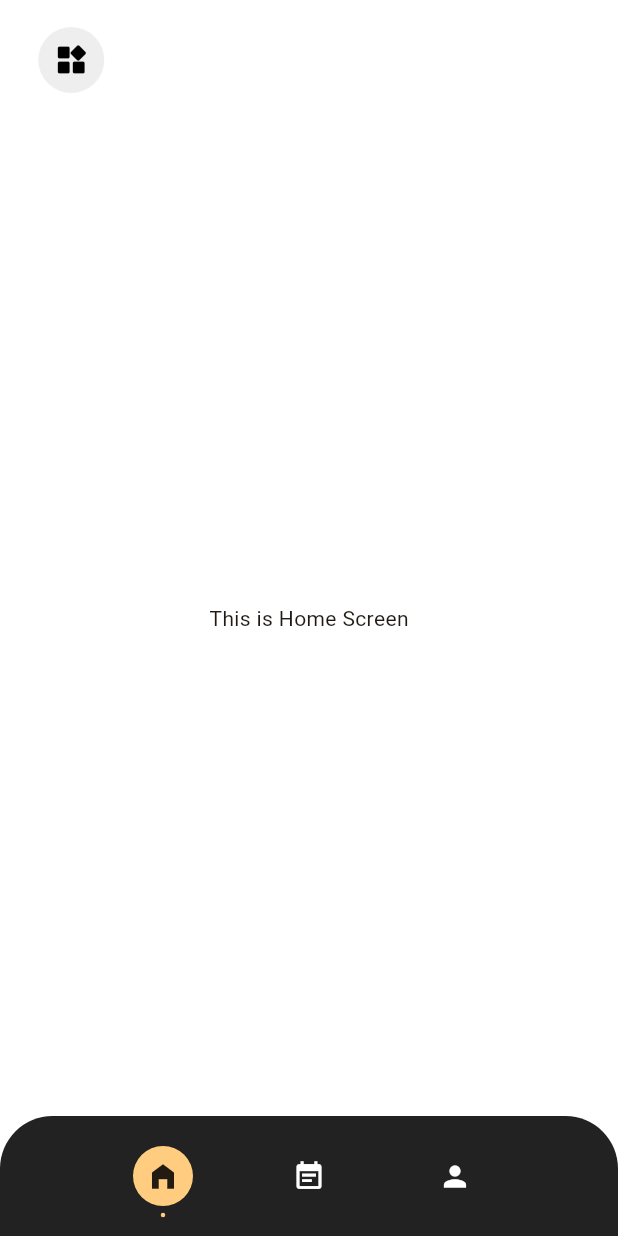
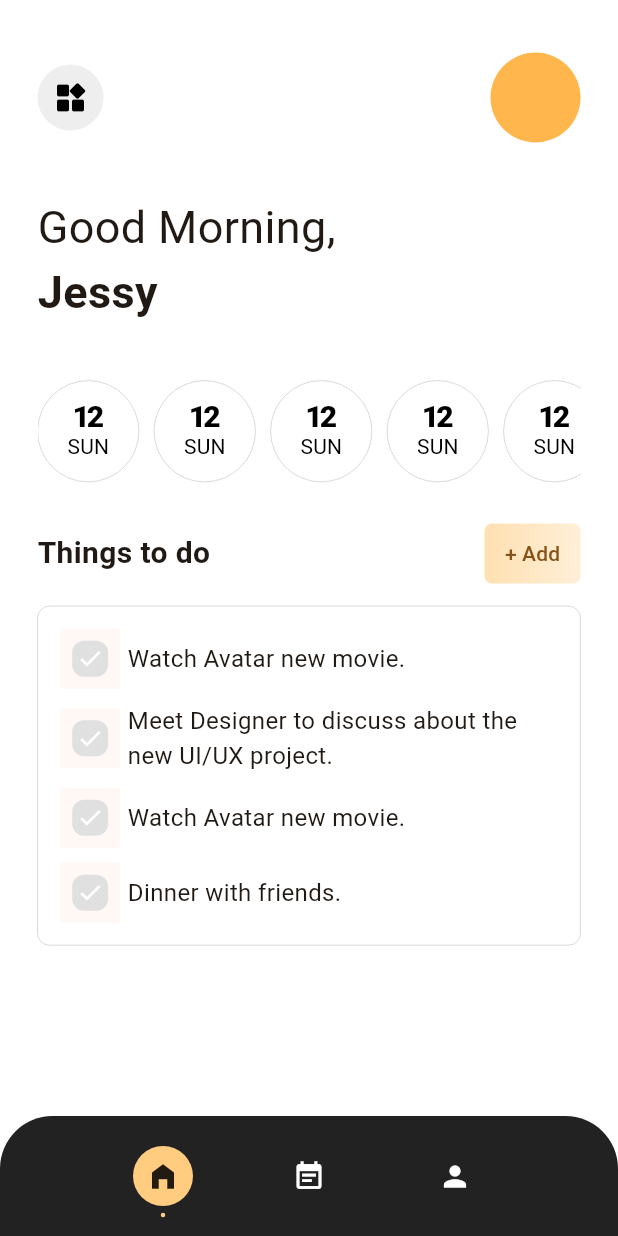
Before and after one commit to Devendrareddy1402/NotesHub, a Flutter app: the screen it shows after launch, on a phone screen of 412 x 824 dp. Run offline on Flutter 3.47's test engine with Material 3 defaults, Android fonts, the phone set to English and light mode, and no system bars; our stand-ins replace flutter_riverpod.

Commit message:
Updated Home Screen

```diff
--- a/lib/screens/home_screen.dart
+++ b/lib/screens/home_screen.dart
@@ -1,4 +1,7 @@
 import 'package:flutter/material.dart';
+import 'package:notes_app_1/widgets/calendar_date_dot.dart';
+import 'package:notes_app_1/widgets/calender_view.dart';
+import 'package:notes_app_1/widgets/todo_view.dart';
 
 class HomeScreen extends StatelessWidget {
   const HomeScreen({super.key});
@@ -7,8 +10,17 @@ class HomeScreen extends StatelessWidget {
   Widget build(BuildContext context) {
     return Container(
       color: Colors.white,
-      alignment: Alignment.center,
-      child: const Text('This is Home Screen'),
+      width: double.infinity,
+      child:
+          const Column(crossAxisAlignment: CrossAxisAlignment.start, children: [
+        Text('Good Morning,',
+            textAlign: TextAlign.start, style: TextStyle(fontSize: 30)),
+        Text('Jessy',
+            textAlign: TextAlign.start,
+            style: TextStyle(fontWeight: FontWeight.bold, fontSize: 30)),
+        CalendarView(),
+        TodoView(),
+      ]),
     );
   }
 }
--- a/lib/widgets/base_temp.dart
+++ b/lib/widgets/base_temp.dart
@@ -2,6 +2,7 @@ import 'package:flutter/material.dart';
 import 'package:flutter/services.dart';
 import 'package:flutter_riverpod/flutter_riverpod.dart';
 import 'package:notes_app_1/providers/providers.dart';
+import 'header.dart';
 import 'navigation_bar.dart';
 import 'package:notes_app_1/screens/home_screen.dart';
 import 'package:notes_app_1/screens/notes_screen.dart';
@@ -16,40 +17,21 @@ class BaseTemplate extends ConsumerWidget {
   Widget build(BuildContext context, WidgetRef ref) {
     final selectedIndex = ref.watch(navIndexProvider);
 
-    return Scaffold(
-        extendBody: true,
-        extendBodyBehindAppBar: true,
-        appBar: AppBar(
-          elevation: 0,
-          toolbarHeight: 80,
-          leadingWidth: 80,
-          systemOverlayStyle: const SystemUiOverlayStyle(
+    return AnnotatedRegion(
+        value: const SystemUiOverlayStyle(
           statusBarColor: Colors.transparent,
           statusBarIconBrightness: Brightness.dark,
           systemNavigationBarColor: Colors.transparent,
           systemNavigationBarIconBrightness: Brightness.light,
           systemNavigationBarDividerColor: Colors.transparent,
         ),
+        child: Scaffold(
+            extendBody: true,
             backgroundColor: Colors.white,
-          leading: Column(
-              mainAxisAlignment: MainAxisAlignment.center,
-              crossAxisAlignment: CrossAxisAlignment.center,
-              children: <Widget>[
-                Container(
-                    padding: const EdgeInsets.only(left: 15),
-                    child: CircleAvatar(
-                        radius: 22,
-                        backgroundColor: Colors.grey[200],
-                        child: IconButton(
-                          icon: const Icon(
-                            Icons.widgets_rounded,
-                            color: Colors.black,
-                          ),
-                          onPressed: () {},
-                        )))
-              ]),
-        ),
-        body: _screens[selectedIndex],
-        bottomNavigationBar: const Navigationline());
+            body: Container(
+                padding: const EdgeInsets.symmetric(horizontal: 25),
+                child: Column(
+                    children: [const Header(), _screens[selectedIndex]])),
+            bottomNavigationBar: const Navigationline()));
   }
 }
--- /dev/null
+++ b/lib/widgets/calendar_date_dot.dart
@@ -0,0 +1,39 @@
+import 'package:flutter/material.dart';
+
+class CalendarDateDot extends StatelessWidget {
+  const CalendarDateDot({super.key});
+
+  @override
+  Widget build(BuildContext context) {
+    return Padding(
+        padding: const EdgeInsets.only(right: 10),
+        child: OutlinedButton(
+            onPressed: () {},
+            style: OutlinedButton.styleFrom(
+                padding: const EdgeInsets.all(20),
+                backgroundColor: Colors.white,
+                side: const BorderSide(width: 0.1),
+                shape: const CircleBorder()),
+            child: const Column(
+                mainAxisAlignment: MainAxisAlignment.center,
+                children: [
+                  Text(
+                    '12',
+                    style: TextStyle(
+                        fontSize: 20,
+                        fontWeight: FontWeight.w800,
+                        color: Colors.black,
+                        height: 1,
+                        letterSpacing: -2),
+                    textAlign: TextAlign.start,
+                  ),
+                  Text(
+                    'SUN',
+                    style: TextStyle(
+                        color: Colors.black,
+                        fontSize: 14,
+                        fontWeight: FontWeight.w400),
+                  )
+                ])));
+  }
+}
--- /dev/null
+++ b/lib/widgets/calender_view.dart
@@ -0,0 +1,20 @@
+import 'package:flutter/material.dart';
+
+import 'calendar_date_dot.dart';
+
+class CalendarView extends StatelessWidget {
+  const CalendarView({super.key});
+
+  @override
+  Widget build(BuildContext context) {
+    return Container(
+        height: 118,
+        padding: const EdgeInsets.only(top: 25),
+        child: ListView.builder(
+          shrinkWrap: true,
+          scrollDirection: Axis.horizontal,
+          itemCount: 10,
+          itemBuilder: (context, index) => const CalendarDateDot(),
+        ));
+  }
+}
--- /dev/null
+++ b/lib/widgets/header.dart
@@ -0,0 +1,26 @@
+import "package:flutter/material.dart";
+
+class Header extends StatelessWidget {
+  const Header({super.key});
+
+  @override
+  Widget build(BuildContext context) {
+    return Container(
+        padding: const EdgeInsets.symmetric(vertical: 35),
+        child: Row(
+            mainAxisAlignment: MainAxisAlignment.spaceBetween,
+            children: <Widget>[
+              CircleAvatar(
+                  radius: 22,
+                  backgroundColor: Colors.grey[200],
+                  child: IconButton(
+                    icon: const Icon(
+                      Icons.widgets_rounded,
+                      color: Colors.black,
+                    ),
+                    onPressed: () {},
+                  )),
+              CircleAvatar(backgroundColor: Colors.orange[300], radius: 30)
+            ]));
+  }
+}
--- /dev/null
+++ b/lib/widgets/todo_checkmark.dart
@@ -0,0 +1,46 @@
+import 'package:flutter/material.dart';
+
+class TodoCheckmark extends StatefulWidget {
+  const TodoCheckmark({super.key});
+
+  @override
+  State<TodoCheckmark> createState() => _TodoCheckmarkState();
+}
+
+class _TodoCheckmarkState extends State<TodoCheckmark> {
+  bool _value = true;
+
+  @override
+  Widget build(BuildContext context) {
+    return Container(
+        width: 40,
+        height: 40,
+        margin: const EdgeInsets.symmetric(horizontal: 5),
+        decoration: const BoxDecoration(
+            borderRadius: BorderRadius.all(Radius.circular(20)),
+            color: Colors.white),
+        child: Material(
+            child: InkWell(
+                customBorder: const CircleBorder(),
+                onTap: () {
+                  setState(() {
+                    _value = !_value;
+                  });
+                },
+                child: Container(
+                  margin: const EdgeInsets.all(8),
+                  decoration: BoxDecoration(
+                      borderRadius: const BorderRadius.all(Radius.circular(8)),
+                      color: _value
+                          ? Colors.grey.shade300
+                          : Colors.orange.shade400),
+                  child: const Padding(
+                      padding: EdgeInsets.all(1),
+                      child: Icon(
+                        Icons.check,
+                        size: 18.0,
+                        color: Colors.white,
+                      )),
+                ))));
+  }
+}
--- /dev/null
+++ b/lib/widgets/todo_view.dart
@@ -0,0 +1,67 @@
+import 'package:flutter/material.dart';
+import 'package:notes_app_1/widgets/todo_checkmark.dart';
+
+class TodoView extends StatelessWidget {
+  const TodoView({super.key});
+
+  @override
+  Widget build(BuildContext context) {
+    return Padding(
+        padding: const EdgeInsets.symmetric(vertical: 15),
+        child: Column(children: [
+          Row(mainAxisAlignment: MainAxisAlignment.spaceBetween, children: [
+            const Text('Things to do',
+                style: TextStyle(fontSize: 20, fontWeight: FontWeight.bold)),
+            Container(
+                height: 40,
+                decoration: BoxDecoration(
+                    borderRadius: const BorderRadius.all(Radius.circular(5)),
+                    gradient: LinearGradient(colors: [
+                      Colors.orange.shade100,
+                      const Color.fromARGB(132, 255, 224, 178)
+                    ])),
+                child: TextButton(onPressed: () {}, child: const Text('+ Add')))
+          ]),
+          Container(
+            margin: const EdgeInsets.symmetric(vertical: 15),
+            padding: const EdgeInsets.symmetric(vertical: 10),
+            width: double.infinity,
+            decoration: BoxDecoration(
+                borderRadius: const BorderRadius.all(Radius.circular(8)),
+                border: Border.all(width: 0.1)),
+            child: const Column(children: [
+              Padding(
+                  padding: EdgeInsets.symmetric(vertical: 5, horizontal: 10),
+                  child: Row(children: [
+                    TodoCheckmark(),
+                    Text('Watch Avatar new movie.',
+                        style: TextStyle(fontSize: 16))
+                  ])),
+              Padding(
+                  padding: EdgeInsets.symmetric(vertical: 5, horizontal: 10),
+                  child: Row(children: [
+                    TodoCheckmark(),
+                    Flexible(
+                        child: Text(
+                      'Meet Designer to discuss about the new UI/UX project.',
+                      style: TextStyle(fontSize: 16),
+                    ))
+                  ])),
+              Padding(
+                  padding: EdgeInsets.symmetric(vertical: 5, horizontal: 10),
+                  child: Row(children: [
+                    TodoCheckmark(),
+                    Text('Watch Avatar new movie.',
+                        style: TextStyle(fontSize: 16))
+                  ])),
+              Padding(
+                  padding: EdgeInsets.symmetric(vertical: 5, horizontal: 10),
+                  child: Row(children: [
+                    TodoCheckmark(),
+                    Text('Dinner with friends.', style: TextStyle(fontSize: 16))
+                  ]))
+            ]),
+          )
+        ]));
+  }
+}
```
Also changed, not shown: pubspec.lock. Lines whose indentation alone changed are shown as unchanged.
